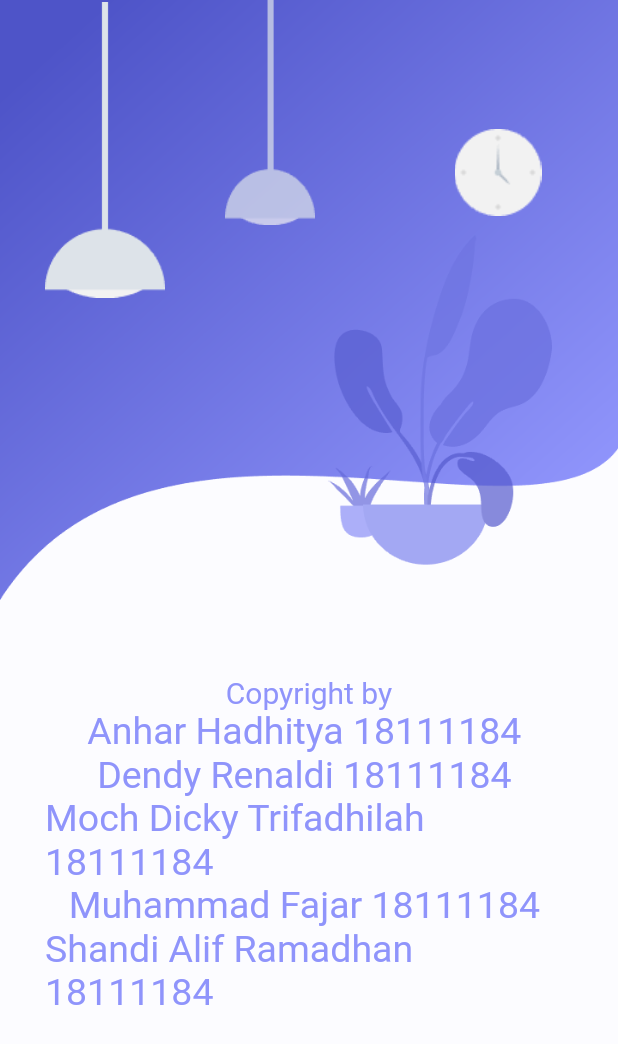
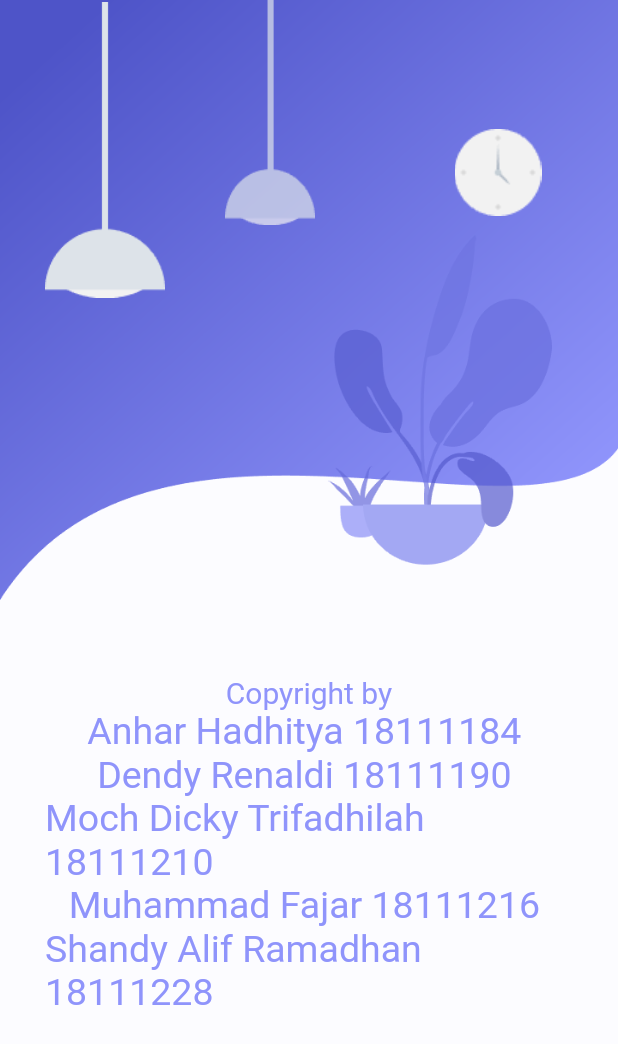
Before and after one commit to anhar3004/ecommerce, a Flutter app: the AboutPage screen opened directly, on a phone screen of 412 x 824 dp. Shown: the top 1044 px of the screen. Run offline on Flutter 3.47's test engine with Material 2 defaults, Android fonts, the phone set to English and light mode, and no system bars; our stand-ins replace flutter_icons, image_picker, shared_preferences, simple_animations; accounts and stored records are empty.

Commit message:
sixt commit

```diff
--- a/lib/page/about.dart
+++ b/lib/page/about.dart
@@ -91,28 +91,28 @@ class _AboutPageState extends State<AboutPage> {
                             ),
                           ),
                           Text(
-                            "Dendy Renaldi 18111184 ",
+                            "Dendy Renaldi 18111190 ",
                             style: TextStyle(
                               color: Color.fromRGBO(143, 148, 251, 1),
                               fontSize: 25,
                             ),
                           ),
                           Text(
-                            "Moch Dicky Trifadhilah 18111184 ",
+                            "Moch Dicky Trifadhilah 18111210 ",
                             style: TextStyle(
                               color: Color.fromRGBO(143, 148, 251, 1),
                               fontSize: 25,
                             ),
                           ),
                           Text(
-                            "Muhammad Fajar 18111184 ",
+                            "Muhammad Fajar 18111216 ",
                             style: TextStyle(
                               color: Color.fromRGBO(143, 148, 251, 1),
                               fontSize: 25,
                             ),
                           ),
                           Text(
-                            "Shandi Alif Ramadhan 18111184 ",
+                            "Shandy Alif Ramadhan 18111228 ",
                             style: TextStyle(
                               color: Color.fromRGBO(143, 148, 251, 1),
                               fontSize: 25,
--- a/lib/page/home.dart
+++ b/lib/page/home.dart
@@ -57,7 +57,7 @@ class _HomePageState extends State<HomePage> {
 
   produk() {
     return Container(
-      height: 670,
+      height: 680,
       child: FutureBuilder<List>(
         future: getData(),
         builder: (context, snapshot) {
```
